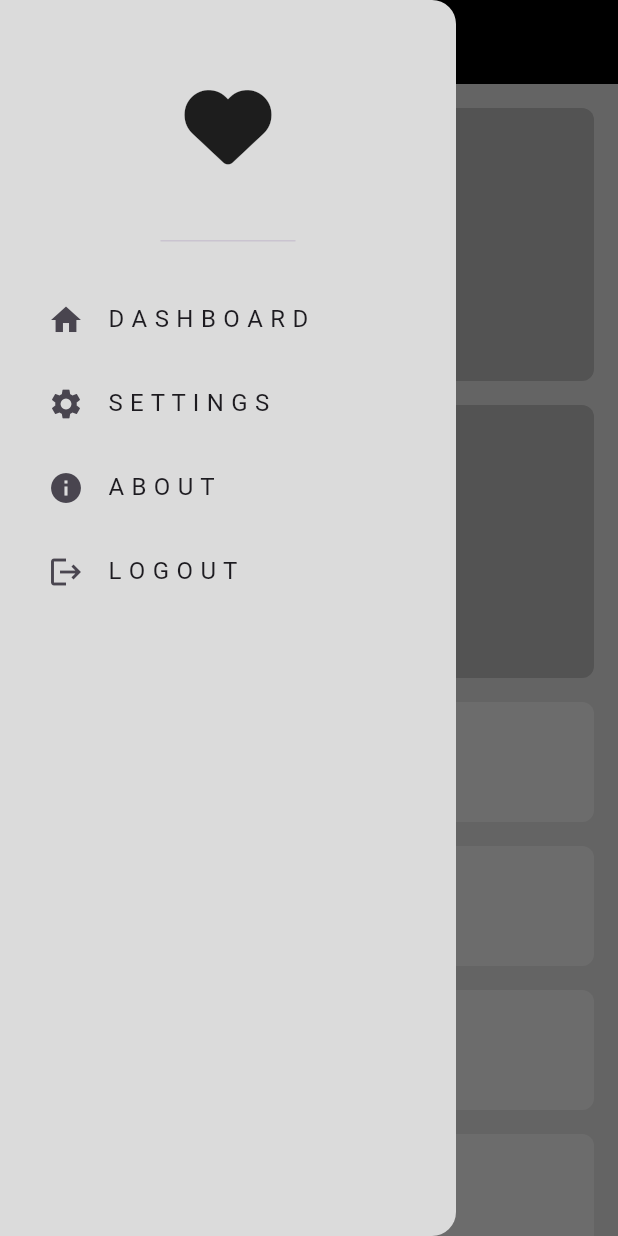
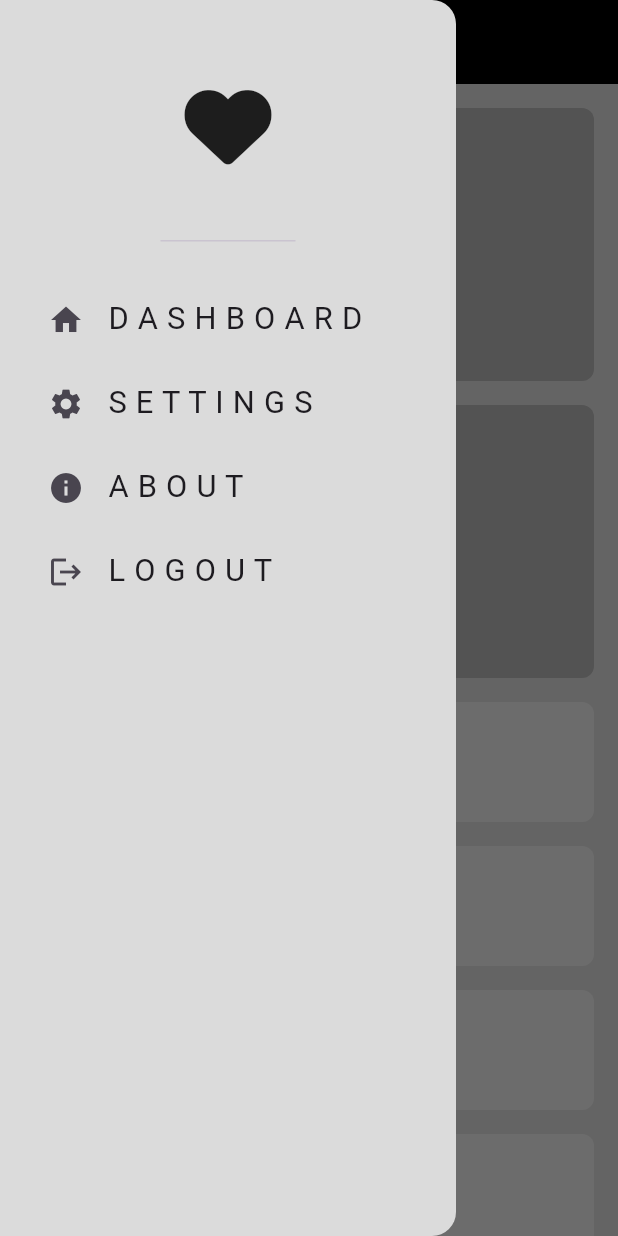
Before and after one commit to atefElhamsa/learn_responsive_simple_design, a Flutter app: the screen it shows after launch, after a tap on the "menu" icon, on a phone screen of 412 x 824 dp. Run offline on Flutter 3.47's test engine with Material 3 defaults, Android fonts, the phone set to English and light mode, and no system bars; our stand-ins replace font_awesome_flutter.

Commit message:
responsive font size

```diff
--- /dev/null
+++ b/lib/utils/get_resposive_font_size.dart
@@ -0,0 +1,10 @@
+import 'package:flutter/material.dart';
+import 'package:responsive_dash_board/utils/get_scale_factor.dart';
+
+double getResposiveFontSize(BuildContext context, {required double fontSize}) {
+  double scaleFactor = getScaleFactor(context);
+  double resposiveFontSize = fontSize * scaleFactor;
+  double lowerLimit = fontSize * 0.8;
+  double upperLimit = fontSize * 1.2;
+  return resposiveFontSize.clamp(lowerLimit, upperLimit);
+}
--- /dev/null
+++ b/lib/utils/get_scale_factor.dart
@@ -0,0 +1,12 @@
+import 'package:flutter/material.dart';
+
+double getScaleFactor(BuildContext context) {
+  double width = MediaQuery.sizeOf(context).width;
+  if (width < 600) {
+    return width / 400;
+  } else if (width < 900) {
+    return width / 700;
+  } else {
+    return width / 1000;
+  }
+}
--- a/lib/views/widgets/custom_drawer_item.dart
+++ b/lib/views/widgets/custom_drawer_item.dart
@@ -1,5 +1,6 @@
 import 'package:flutter/material.dart';
 import 'package:responsive_dash_board/models/drawer_item_model.dart';
+import 'package:responsive_dash_board/utils/get_resposive_font_size.dart';
 
 class CustomDrawerItem extends StatelessWidget {
   const CustomDrawerItem({super.key, required this.drawerItemModel});
@@ -15,7 +16,12 @@ class CustomDrawerItem extends StatelessWidget {
         title: FittedBox(
           alignment: Alignment.centerLeft,
           fit: BoxFit.scaleDown,
-          child: Text(drawerItemModel.title),
+          child: Text(
+            drawerItemModel.title,
+            style: TextStyle(
+              fontSize: getResposiveFontSize(context, fontSize: 20),
+            ),
+          ),
         ),
       ),
     );
```
